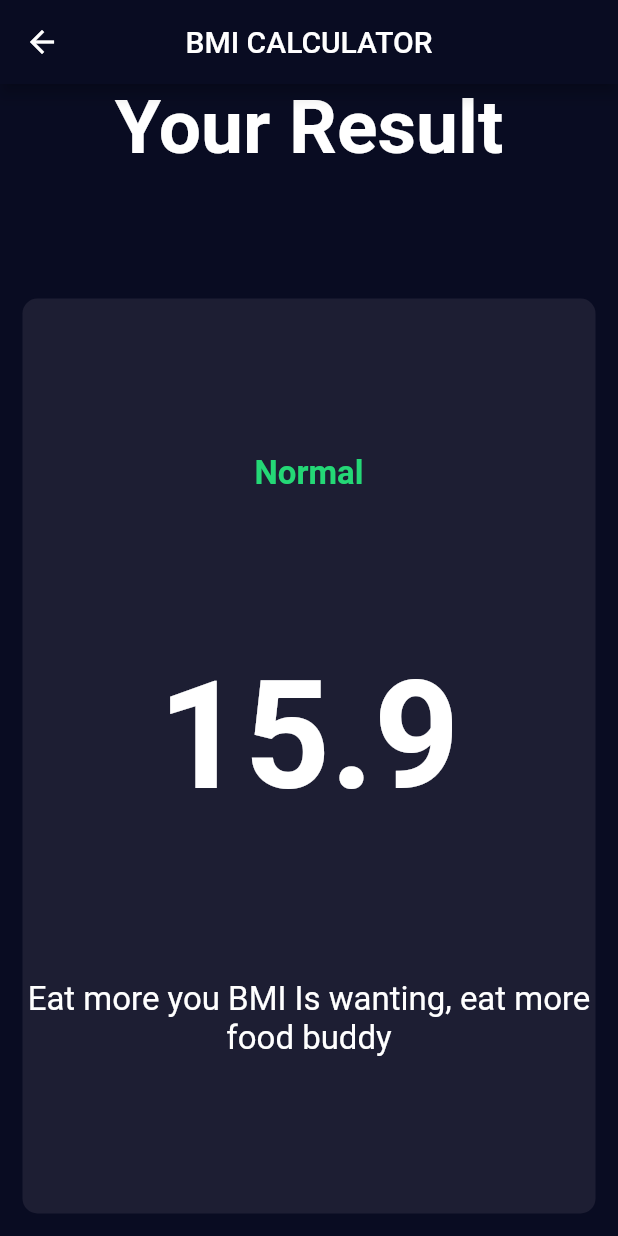
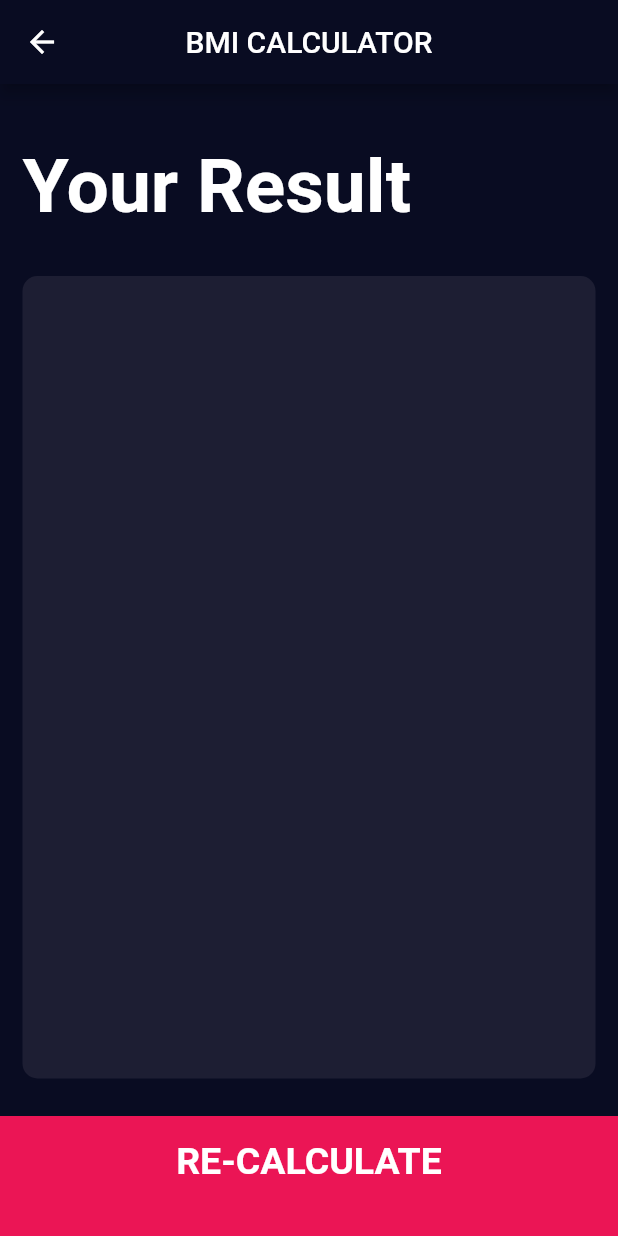
Before and after one commit to NdegwaJulius/BMI-Calculator, a Flutter app: the ResultsPage screen opened directly with empty values, on a phone screen of 412 x 824 dp. Run offline on Flutter 3.47's test engine with Material 2 defaults, Android fonts, the phone set to English and light mode, and no system bars; our stand-ins replace font_awesome_flutter, google_fonts.

```diff
--- a/lib/calculator_brain.dart
+++ b/lib/calculator_brain.dart
@@ -3,10 +3,12 @@ import 'dart:math';
 import 'main.dart';
 
 class CalculatorBrain{
-  late final int height;
-  late final int weight;
+   final int height;
+   final int weight;
 
   late double _bmi;
+
+  CalculatorBrain({required this.height, required this.weight});
 
   String CalculateBMI (){
     _bmi = weight /pow(height / 100, 2);
--- a/lib/components/BottomButton.dart
+++ b/lib/components/BottomButton.dart
@@ -8,7 +8,7 @@ class BottomButton extends StatelessWidget {
     required this.buttonTitle
   });
 
-  final Function onTap;
+  final VoidCallback onTap;
   final String buttonTitle;
 
   @override
--- a/lib/components/ReusableCard.dart
+++ b/lib/components/ReusableCard.dart
@@ -1,25 +1,23 @@
 import 'package:flutter/material.dart';
 class ReusableCard extends StatelessWidget {
 //stateless widgets are immutable
-  final Color colour;
-  final Widget ? cardChild;
-  final void Function()? onPress;
-
-   ReusableCard({ required this.cardChild, required this.colour, this.onPress});
-
+ReusableCard({ required this.cardChild, required this.colour, this.onPress});
+final Color colour;
+final Widget ? cardChild;
+final void Function()? onPress;
 //the final keyword
   @override
   Widget build(BuildContext context) {
     return GestureDetector(
       onTap: onPress,
       child: Container(
-
+        child: cardChild,
         margin:  EdgeInsets.all(15.0),
         decoration: BoxDecoration(
             borderRadius: BorderRadius.circular(10.0),
             color: colour,
         ),
-        child: cardChild,
+
       ),
     );
   }
--- a/lib/components/RoundIconButton.dart
+++ b/lib/components/RoundIconButton.dart
@@ -2,9 +2,9 @@ import 'package:flutter/material.dart';
 
 class RoundIconButton extends StatelessWidget {
 //  const RoundIconButton({Key? key}) : super(key: key);
-   const RoundIconButton({ required this.icon,required this.onPressed});
+  RoundIconButton({ required this.icon,required this.onPressed});
   final  IconData icon;
-  final Function onPressed;
+  final VoidCallback onPressed;
   @override
   Widget build(BuildContext context) {
     return   RawMaterialButton(
@@ -12,7 +12,7 @@ class RoundIconButton extends StatelessWidget {
       constraints:  BoxConstraints.tightFor(width: 56.0,height: 56.0),
       shape:CircleBorder(),
     fillColor: Color(0xFF4C4F5E),
-      onPressed: () { onPressed; },
+      onPressed: onPressed,
       child: Icon(icon),
     );
   }
--- a/lib/screens/results_page.dart
+++ b/lib/screens/results_page.dart
@@ -1,6 +1,8 @@
 import 'package:bmi_calculator/components/ReusableCard.dart';
 import 'package:bmi_calculator/constants/constants.dart';
 import 'package:flutter/material.dart';
+
+import '../components/BottomButton.dart';
 
 
 class ResultsPage extends StatelessWidget {
@@ -8,8 +10,7 @@ class ResultsPage extends StatelessWidget {
       {
         required this.interpretation,
         required this.bmiResult,
-        required this.resultText
-      });
+        required this.resultText});
 
   final String bmiResult;
   final String resultText;
@@ -23,37 +24,51 @@ class ResultsPage extends StatelessWidget {
       ),
       body: Column(
         mainAxisAlignment: MainAxisAlignment.spaceEvenly,
+        crossAxisAlignment: CrossAxisAlignment.stretch,
         children: <Widget>[
-          Expanded(child: Container(child: Text("Your Result",style: kTitleTextStyle,),),),
+          Expanded(
+            child: Container(
+              padding: EdgeInsets.all(15.0),
+              alignment: Alignment.bottomLeft,
+              child: Text(
+                'Your Result',
+                style: kTitleTextStyle,
+              ),
+            ),
+          ),
           Expanded(
             flex: 5,
             child: ReusableCard(
               colour: kThemeColor,
               cardChild: Column(
                 mainAxisAlignment: MainAxisAlignment.spaceEvenly,
-                crossAxisAlignment:CrossAxisAlignment.center ,
+                crossAxisAlignment: CrossAxisAlignment.center,
                 children: <Widget>[
                   Text(
-                        'Normal',
+                    resultText.toUpperCase(),
                     style: kResultTextStyle,
-                  ) ,
+                  ),
                   Text(
-                    '15.9',
+                    bmiResult,
                     style: kBMITextStyle,
-                  ) ,
+                  ),
                   Text(
-                    'Eat more you BMI Is wanting, eat more food buddy',
+                    interpretation,
+                    textAlign: TextAlign.center,
                     style: kBodyTextStyle,
-                    textAlign: TextAlign.center,
-                  ) ,
-
+                  ),
                 ],
               ),
             ),
           ),
-
+          BottomButton(
+            buttonTitle: 'RE-CALCULATE',
+            onTap: () {
+              Navigator.pop(context);
+            },
+          )
         ],
-      )
+      ),
     );
   }
 }
```
Also changed, not shown: lib/components/IconContentWidget.dart (+8 -5 lines), lib/screens/input_page.dart (+71 -81 lines), lib/slider.dart (deleted, +0 -42 lines), pubspec.lock.
